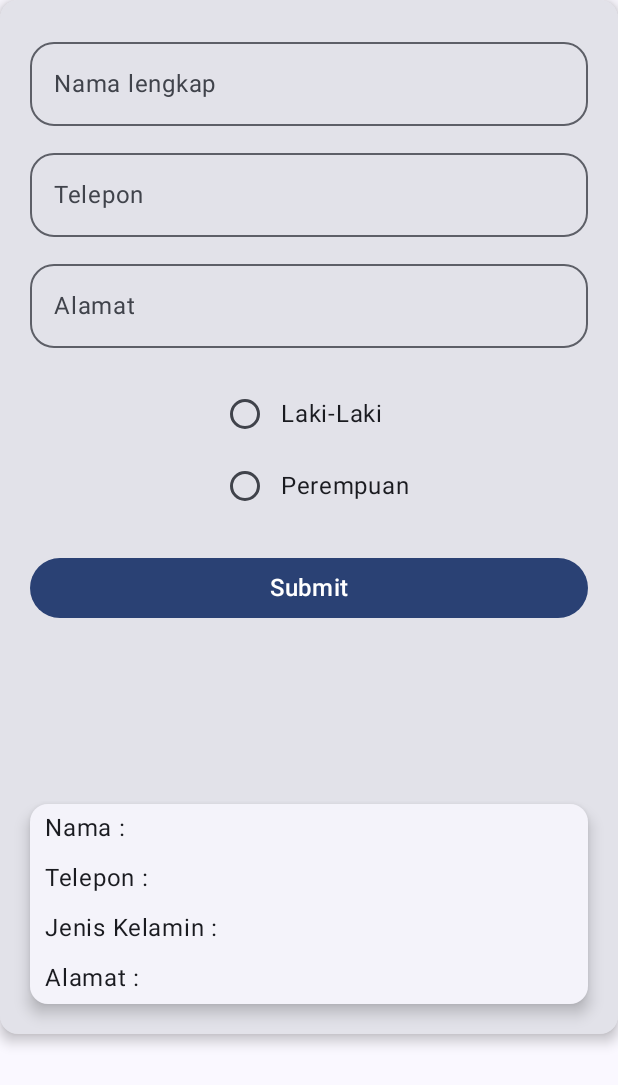
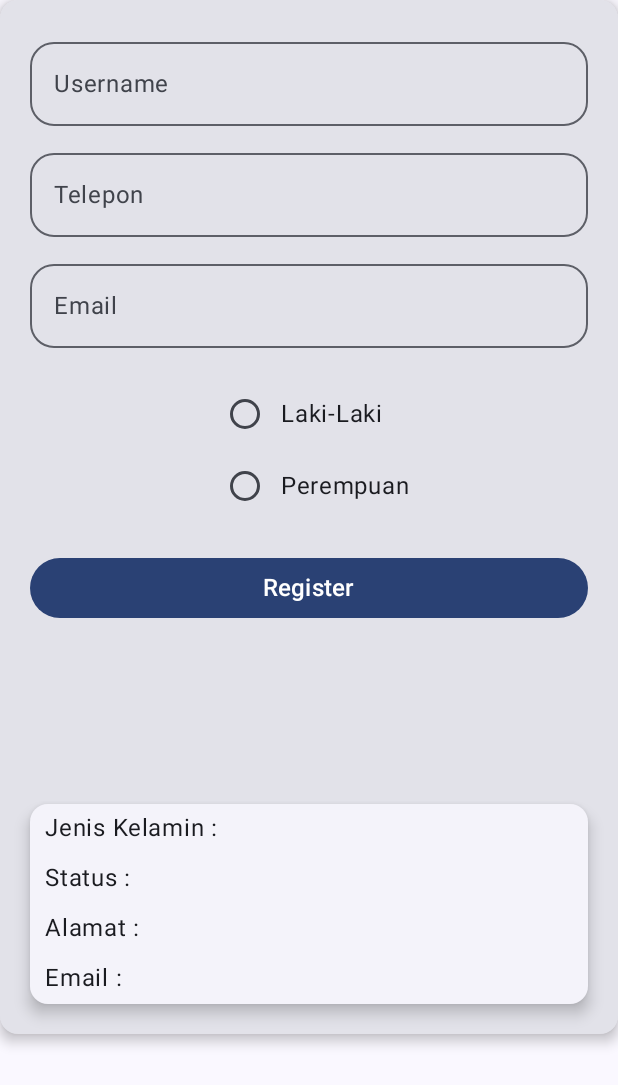
Before and after one commit to Destakka/102_ViewModel, an Android app built with Jetpack Compose: the composable TampilLayout shown on its own in the app's theme, on a phone screen of 412 x 824 dp. Shown: the top 1085 px of the screen. Run offline under Robolectric (Android 15) with nearby library versions, the phone set to English and light mode, and no system bars.

```diff
--- a/app/src/main/java/com/example/pam_acttt4/MainActivity.kt
+++ b/app/src/main/java/com/example/pam_acttt4/MainActivity.kt
@@ -52,7 +52,6 @@ class MainActivity : ComponentActivity() {
                     modifier = Modifier.fillMaxSize(),
                     color = MaterialTheme.colorScheme.background
                 ) {
-                    Greeting("Android")
                 }
             }
         }
@@ -102,7 +101,7 @@ fun TampilForm(cobaViewModel: CobaViewModel = viewModel()){
         singleLine = true,
         shape = MaterialTheme.shapes.large,
         modifier = Modifier.fillMaxWidth(),
-        label = {Text(text = "Nama lengkap")},
+        label = {Text(text = "Username")},
         onValueChange = {
             textNama = it
         }
@@ -123,7 +122,7 @@ fun TampilForm(cobaViewModel: CobaViewModel = viewModel()){
         singleLine = true,
         shape = MaterialTheme.shapes.large,
         modifier = Modifier.fillMaxWidth(),
-        label = {Text(text = "Alamat")},
+        label = {Text(text = "Email")},
         onValueChange = {
             textAlt = it
         }
@@ -144,11 +143,10 @@ fun TampilForm(cobaViewModel: CobaViewModel = viewModel()){
     }
     Spacer(modifier = Modifier.height(100.dp))
     TextHasil(
-        namanya = cobaViewModel.namaUsr,
+        jenisnya = cobaViewModel.jenisKL,
         teleponnya = cobaViewModel.noTelp,
-        jenisnya = cobaViewModel.jenisKL,
-        alamatnya = cobaViewModel.alamat
-
+        alamatnya = cobaViewModel.alamat,
+        namanya = cobaViewModel.namaUsr
     )
 }
 
@@ -192,19 +190,19 @@ fun TextHasil(namanya: String, teleponnya: String, jenisnya: String, alamatnya:
         modifier = Modifier
             .fillMaxWidth()
     ){
-        Text(text = "Nama : " + namanya,
-            modifier = Modifier
-                .padding(horizontal = 10.dp, vertical = 4.dp)
-        )
-        Text(text = "Telepon : " + teleponnya,
-            modifier = Modifier
-                .padding(horizontal = 10.dp, vertical = 5.dp)
-        )
         Text(text = "Jenis Kelamin : " + jenisnya,
             modifier = Modifier
                 .padding(horizontal = 10.dp, vertical = 4.dp)
         )
+        Text(text = "Status : " + teleponnya,
+            modifier = Modifier
+                .padding(horizontal = 10.dp, vertical = 5.dp)
+        )
         Text(text = "Alamat : " + alamatnya,
+            modifier = Modifier
+                .padding(horizontal = 10.dp, vertical = 4.dp)
+        )
+        Text(text = "Email : " + alamatnya,
             modifier = Modifier
                 .padding(horizontal = 10.dp, vertical = 5.dp)
         )
@@ -215,6 +213,6 @@ fun TextHasil(namanya: String, teleponnya: String, jenisnya: String, alamatnya:
 @Composable
 fun GreetingPreview() {
     PAM_Acttt4Theme {
-        Greeting("Android")
+        TampilLayout()
     }
 }
--- a/app/src/main/res/values/strings.xml
+++ b/app/src/main/res/values/strings.xml
@@ -2,5 +2,5 @@
     <string name="app_name">PAM_Acttt4</string>
     <string name="laki">Laki-Laki</string>
     <string name="wanita">Perempuan</string>
-    <string name="submit">Submit</string>
+    <string name="submit">Register</string>
 </resources>
```
